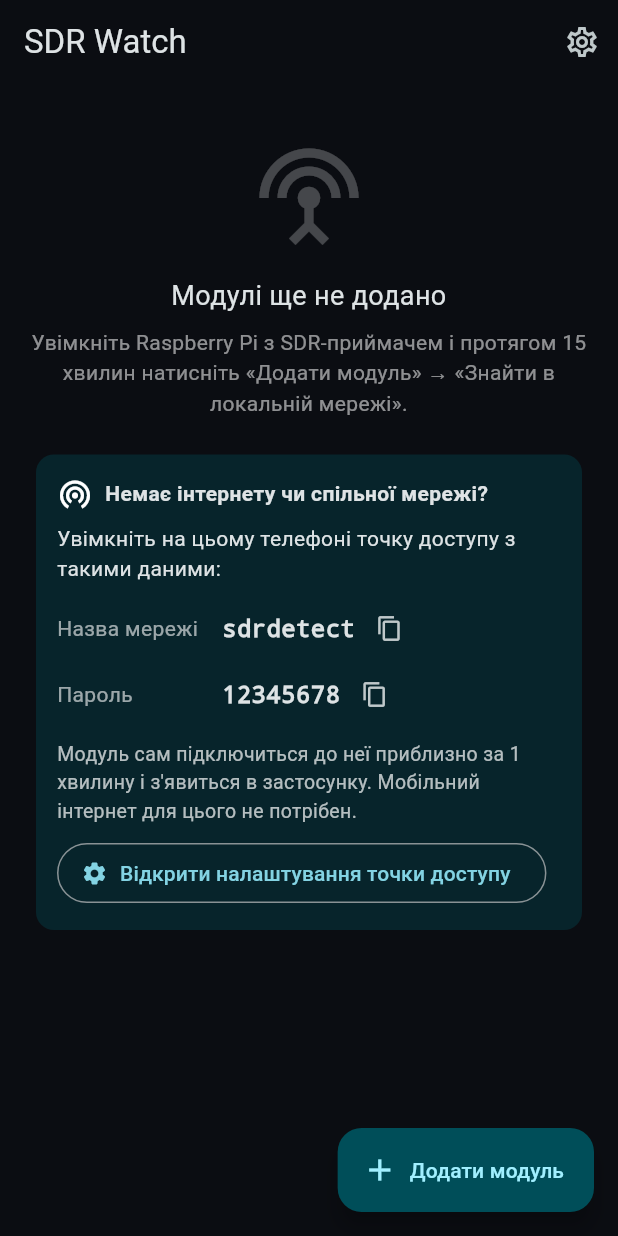
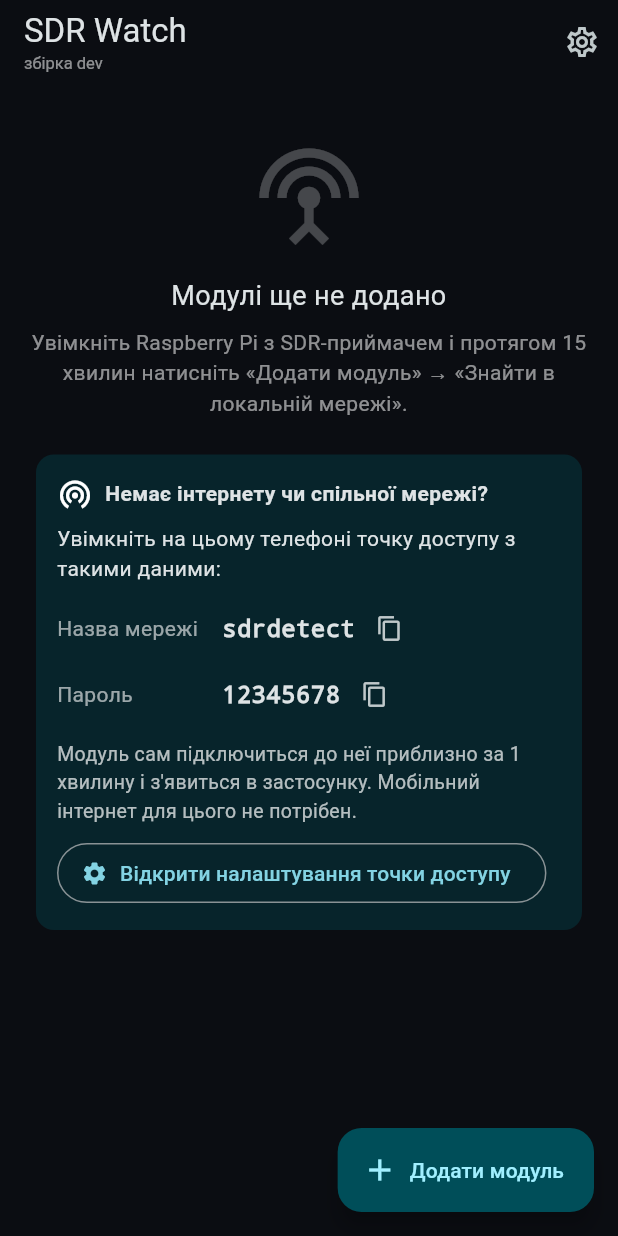
Before and after one commit to Breddog/tppz, a Flutter app: the screen it shows after launch, on a phone screen of 412 x 824 dp. Run offline on Flutter 3.47's test engine with Material 3 defaults, Android fonts, the phone set to English and light mode, and no system bars; our stand-ins replace flutter_local_notifications, image_picker, shared_preferences; missing offline and left inert: app_settings, flutter_background_service, flutter_pcm_sound, mobile_scanner.

Commit message:
APK: постійний ключ підпису і номер збірки — нові версії ставляться поверх старих
Кожна збірка CI підписувалась випадковим debug-ключем, тож Android не
оновлював встановлений застосунок і лишалась перша версія. Тепер ключ
береться з секрету ANDROID_KEYSTORE_B64 або з кешу Actions, versionCode =
номер запуску CI, реліз позначається Latest, на головному екрані видно
«збірка N». Вкладка «Відео» пояснює, чому немає снігу (немає HackRF
або стара прошивка модуля). /api/ping повертає номер збірки модуля.

Co-Authored-By: Claude Opus 5.5 <noreply@anthropic.com>
Claude-Session: https://claude.ai/code/session_01Q56YB7rcyCsMsTKA8f7Vsn

```diff
--- a/mobile/lib/api.dart
+++ b/mobile/lib/api.dart
@@ -5,6 +5,9 @@ import 'dart:io';
 import 'package:http/http.dart' as http;
 
 import 'models.dart';
+
+/// Номер збірки APK (задається в CI: --dart-define=APP_BUILD=N).
+const appBuild = String.fromEnvironment('APP_BUILD', defaultValue: 'dev');
 
 class ApiException implements Exception {
   ApiException(this.message);
--- a/mobile/lib/screens/home_screen.dart
+++ b/mobile/lib/screens/home_screen.dart
@@ -21,7 +21,13 @@ class HomeScreen extends StatelessWidget {
     final store = context.watch<DeviceStore>();
     return Scaffold(
       appBar: AppBar(
-        title: const Text('SDR Watch'),
+        title: const Column(
+          crossAxisAlignment: CrossAxisAlignment.start,
+          children: [
+            Text('SDR Watch'),
+            Text('збірка $appBuild', style: TextStyle(fontSize: 11, color: Colors.white54)),
+          ],
+        ),
         actions: [
           IconButton(
             icon: const Icon(Icons.settings_outlined),
```
Also changed, not shown: mobile/lib/screens/video_tab.dart (+22 -2 lines), 3 other files.
